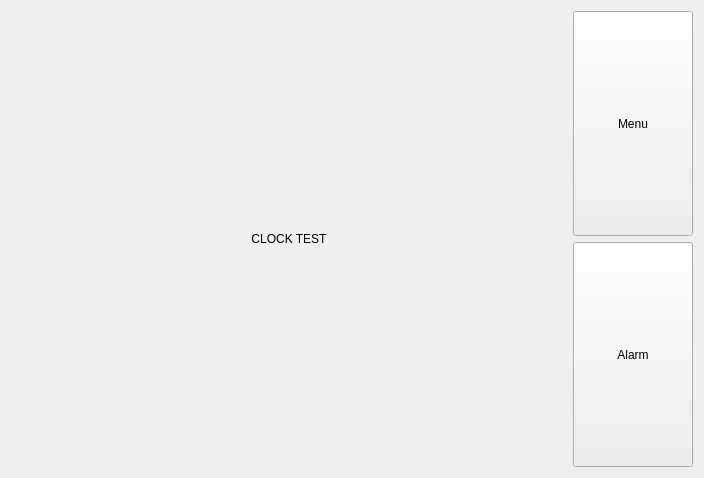
Qt form src/AlarmPage/alarmpage.ui (spencerdee/clockqt) before a commit.
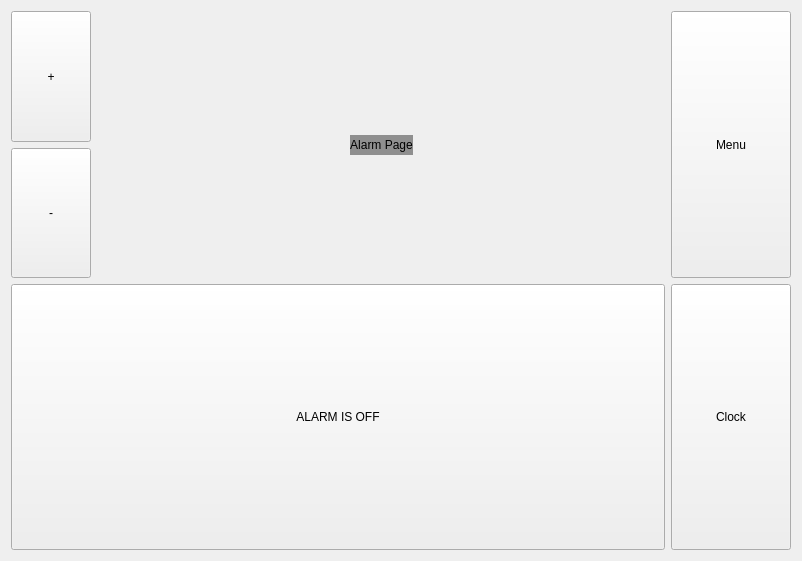
The same form after that commit.

Diff of the .ui file:
```diff
--- a/src/AlarmPage/alarmpage.ui
+++ b/src/AlarmPage/alarmpage.ui
@@ -6,32 +6,178 @@
    <rect>
     <x>0</x>
     <y>0</y>
-    <width>704</width>
-    <height>478</height>
+    <width>802</width>
+    <height>561</height>
    </rect>
   </property>
+  <property name="sizePolicy">
+   <sizepolicy hsizetype="Preferred" vsizetype="Preferred">
+    <horstretch>0</horstretch>
+    <verstretch>0</verstretch>
+   </sizepolicy>
+  </property>
   <property name="windowTitle">
    <string>Form</string>
   </property>
   <layout class="QGridLayout" name="gridLayout">
    <item row="0" column="0">
-    <widget class="QLabel" name="count">
+    <layout class="QHBoxLayout" name="horizontalLayout_2">
+     <item>
+      <layout class="QVBoxLayout" name="verticalLayout_3">
+       <item>
+        <layout class="QHBoxLayout" name="horizontalLayout">
+         <item>
+          <layout class="QVBoxLayout" name="verticalLayout">
+           <item>
+            <widget class="QPushButton" name="plus">
      <property name="sizePolicy">
-      <sizepolicy hsizetype="Expanding" vsizetype="Preferred">
+              <sizepolicy hsizetype="Fixed" vsizetype="Expanding">
        <horstretch>0</horstretch>
        <verstretch>0</verstretch>
       </sizepolicy>
      </property>
+             <property name="minimumSize">
+              <size>
+               <width>80</width>
+               <height>0</height>
+              </size>
+             </property>
      <property name="text">
-      <string>CLOCK TEST</string>
+              <string>+</string>
+             </property>
+            </widget>
+           </item>
+           <item>
+            <widget class="QPushButton" name="minus">
+             <property name="sizePolicy">
+              <sizepolicy hsizetype="Fixed" vsizetype="Expanding">
+               <horstretch>0</horstretch>
+               <verstretch>0</verstretch>
+              </sizepolicy>
+             </property>
+             <property name="minimumSize">
+              <size>
+               <width>80</width>
+               <height>0</height>
+              </size>
+             </property>
+             <property name="text">
+              <string>-</string>
+             </property>
+            </widget>
+           </item>
+          </layout>
+         </item>
+         <item>
+          <layout class="QVBoxLayout" name="verticalLayout_4">
+           <item>
+            <spacer name="verticalSpacer_2">
+             <property name="orientation">
+              <enum>Qt::Orientation::Vertical</enum>
+             </property>
+             <property name="sizeHint" stdset="0">
+              <size>
+               <width>20</width>
+               <height>40</height>
+              </size>
+             </property>
+            </spacer>
+           </item>
+           <item>
+            <layout class="QHBoxLayout" name="horizontalLayout_3">
+             <item>
+              <spacer name="horizontalSpacer">
+               <property name="orientation">
+                <enum>Qt::Orientation::Horizontal</enum>
+               </property>
+               <property name="sizeHint" stdset="0">
+                <size>
+                 <width>40</width>
+                 <height>20</height>
+                </size>
+               </property>
+              </spacer>
+             </item>
+             <item>
+              <widget class="QLabel" name="alarmTime">
+               <property name="sizePolicy">
+                <sizepolicy hsizetype="Preferred" vsizetype="Preferred">
+                 <horstretch>0</horstretch>
+                 <verstretch>0</verstretch>
+                </sizepolicy>
+               </property>
+               <property name="minimumSize">
+                <size>
+                 <width>0</width>
+                 <height>0</height>
+                </size>
+               </property>
+               <property name="styleSheet">
+                <string notr="true">background-color: rgba(0,0,0,40%)</string>
+               </property>
+               <property name="text">
+                <string>Alarm Page</string>
      </property>
      <property name="alignment">
       <set>Qt::AlignmentFlag::AlignCenter</set>
      </property>
     </widget>
    </item>
-   <item row="0" column="1">
-    <layout class="QVBoxLayout" name="button">
+             <item>
+              <spacer name="horizontalSpacer_2">
+               <property name="orientation">
+                <enum>Qt::Orientation::Horizontal</enum>
+               </property>
+               <property name="sizeHint" stdset="0">
+                <size>
+                 <width>40</width>
+                 <height>20</height>
+                </size>
+               </property>
+              </spacer>
+             </item>
+            </layout>
+           </item>
+           <item>
+            <spacer name="verticalSpacer">
+             <property name="orientation">
+              <enum>Qt::Orientation::Vertical</enum>
+             </property>
+             <property name="sizeHint" stdset="0">
+              <size>
+               <width>20</width>
+               <height>40</height>
+              </size>
+             </property>
+            </spacer>
+           </item>
+          </layout>
+         </item>
+        </layout>
+       </item>
+       <item>
+        <widget class="QPushButton" name="alarmOff">
+         <property name="sizePolicy">
+          <sizepolicy hsizetype="Expanding" vsizetype="Expanding">
+           <horstretch>0</horstretch>
+           <verstretch>0</verstretch>
+          </sizepolicy>
+         </property>
+         <property name="minimumSize">
+          <size>
+           <width>0</width>
+           <height>0</height>
+          </size>
+         </property>
+         <property name="text">
+          <string>ALARM IS OFF</string>
+         </property>
+        </widget>
+       </item>
+      </layout>
+     </item>
+     <item>
+      <layout class="QVBoxLayout" name="verticalLayout_2">
      <item>
       <widget class="QPushButton" name="menu">
        <property name="sizePolicy">
@@ -52,7 +198,7 @@
       </widget>
      </item>
      <item>
-      <widget class="QPushButton" name="alarm">
+        <widget class="QPushButton" name="clock">
        <property name="sizePolicy">
         <sizepolicy hsizetype="Fixed" vsizetype="Expanding">
          <horstretch>0</horstretch>
@@ -66,9 +212,11 @@
         </size>
        </property>
        <property name="text">
-        <string>Alarm</string>
-       </property>
-      </widget>
+          <string>Clock</string>
+         </property>
+        </widget>
+       </item>
+      </layout>
      </item>
     </layout>
    </item>
```
Left out of the diff: 4 changed lines with no effect on the pictures. Lines whose indentation alone changed are shown as unchanged.
